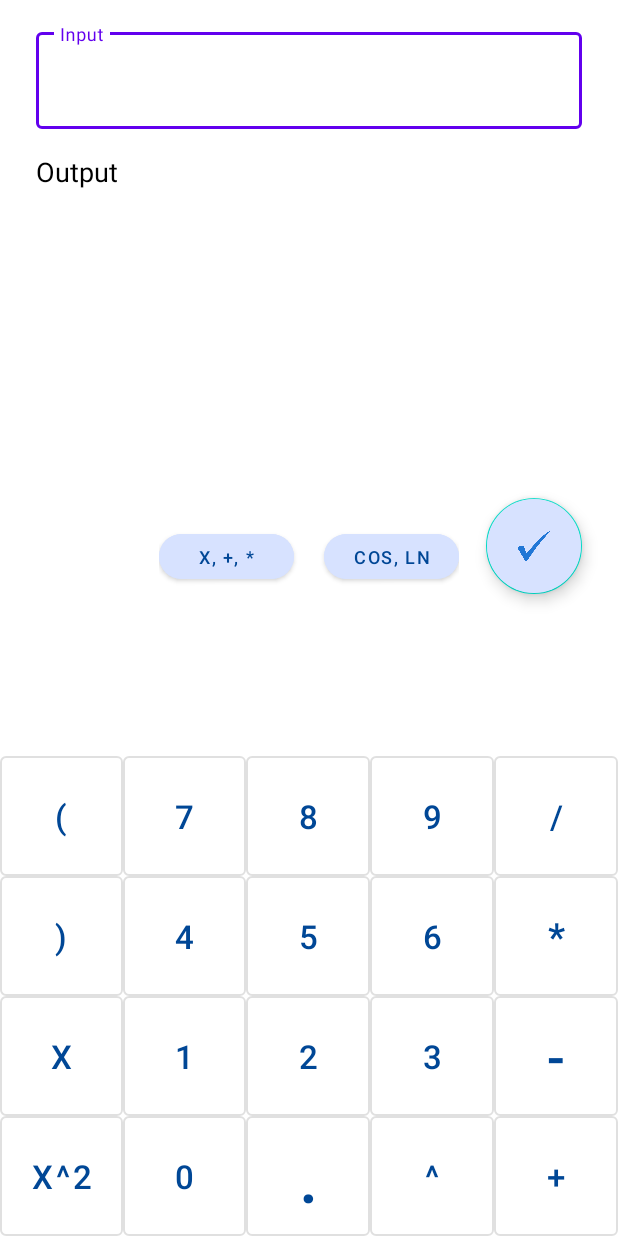
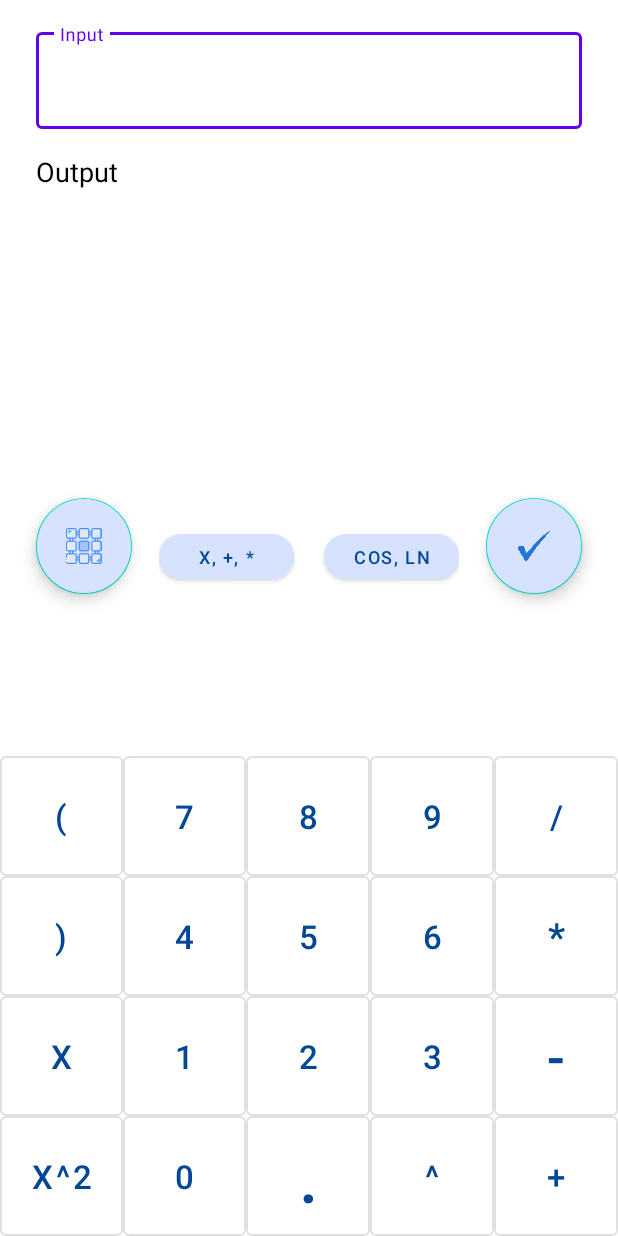
Before and after one commit to duddoser/Math_Calculator, an Android app built with Jetpack Compose: the screen it shows after launch (MainActivity), on a phone screen of 412 x 824 dp. Run offline under Robolectric (Android 15) with nearby library versions, the phone set to English and light mode, and no system bars; 1 statement that could not run was skipped.

```diff
--- a/app/build.gradle
+++ b/app/build.gradle
@@ -69,7 +69,7 @@ dependencies {
     implementation 'androidx.compose.ui:ui-tooling-preview'
     implementation 'androidx.compose.material3:material3'
     implementation 'androidx.appcompat:appcompat:1.4.1'
-    implementation 'com.google.android.material:material:1.5.0'
+    implementation 'com.google.android.material:material:1.9.0'
     implementation 'androidx.constraintlayout:constraintlayout:2.1.3'
     testImplementation 'junit:junit:4.13.2'
     androidTestImplementation 'androidx.test.ext:junit:1.1.3'
@@ -78,6 +78,5 @@ dependencies {
     androidTestImplementation 'androidx.compose.ui:ui-test-junit4'
     debugImplementation 'androidx.compose.ui:ui-tooling'
     debugImplementation 'androidx.compose.ui:ui-test-manifest'
-    implementation 'com.google.android.material:material:1.9.0'
     implementation 'org.mariuszgromada.math:MathParser.org-mXparser:5.2.1'
 }
--- a/app/src/main/res/layout/fragment_main.xml
+++ b/app/src/main/res/layout/fragment_main.xml
@@ -82,8 +82,8 @@
 
     <com.google.android.material.floatingactionbutton.FloatingActionButton
         android:id="@+id/fab"
-        android:layout_width="0dp"
-        android:layout_height="0dp"
+        android:layout_width="64dp"
+        android:layout_height="64dp"
         android:layout_marginTop="332dp"
         android:layout_marginStart="24dp"
         android:backgroundTint="@color/elements_background"
```
Also changed, not shown: app/src/main/java/com/example/mathcalculator/MatrixFragment.java (+0 -21 lines), app/src/main/res/layout/fragment_matrix.xml (+0 -12 lines).
